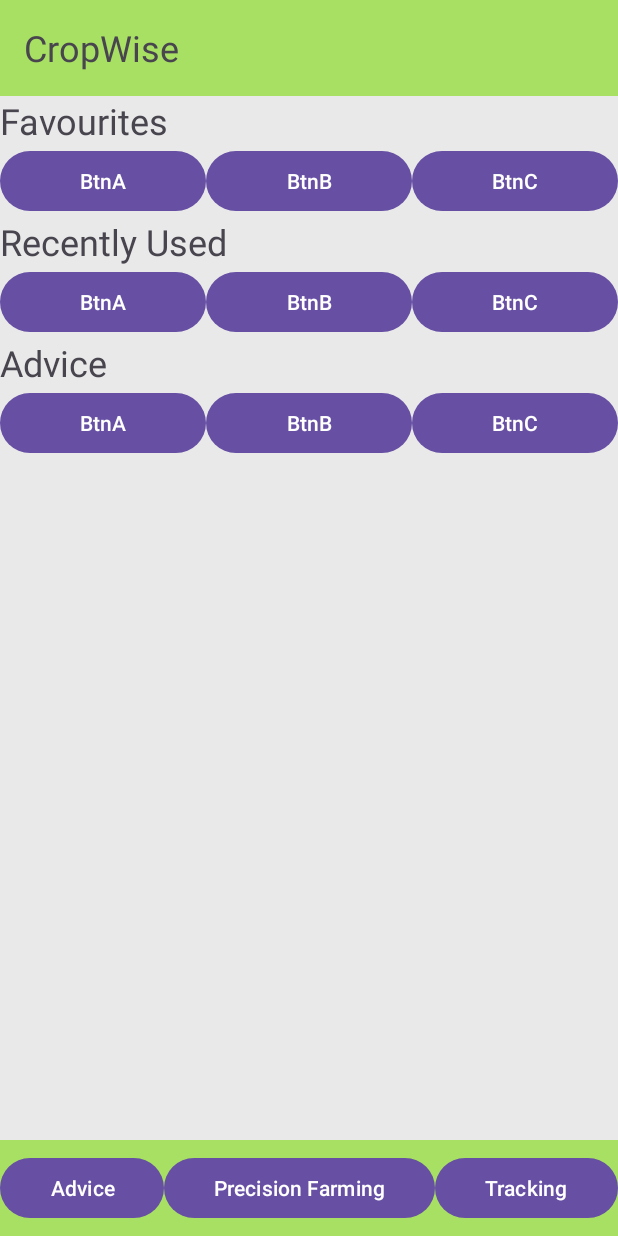
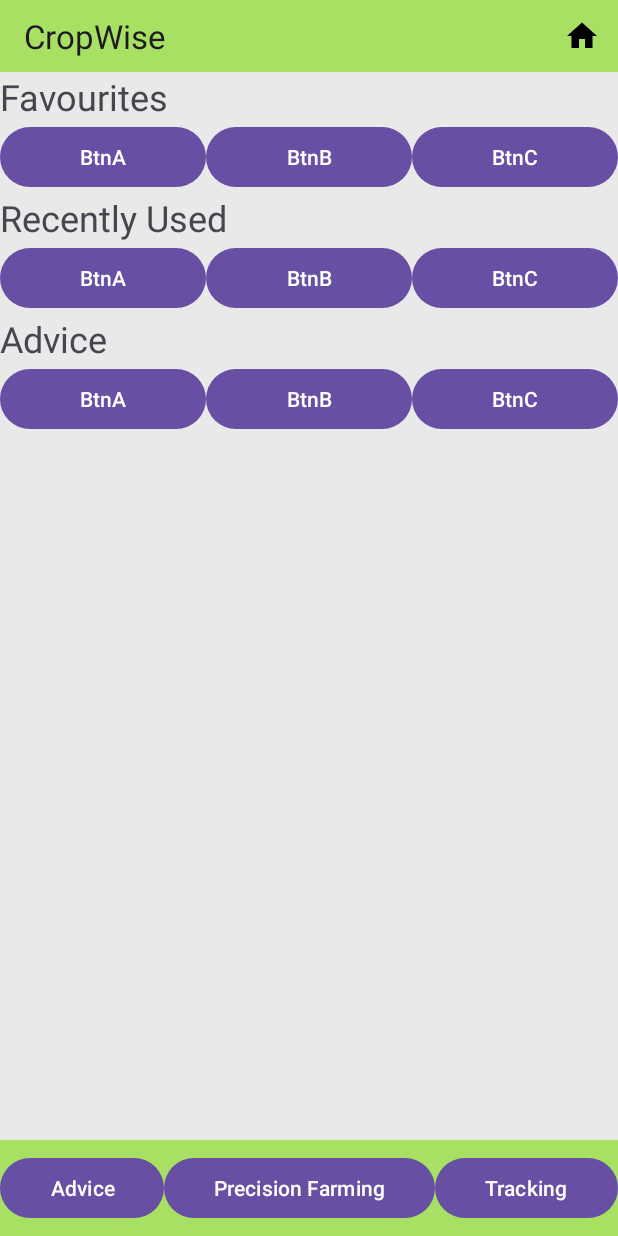
Before and after one commit to Mebanseibor/CropWise, an Android app: the screen it shows after launch (MainActivity), after a tap on "CropWise", on a phone screen of 412 x 824 dp. Run offline under Robolectric (Android 15) with nearby library versions, the phone set to English and light mode, and no system bars.

Commit message:
Replaced Toolbar with an Actionbar - Added a functional home menu item to navigate to the home view

```diff
--- a/app/src/main/java/com/example/cropwise/MainActivity.kt
+++ b/app/src/main/java/com/example/cropwise/MainActivity.kt
@@ -2,19 +2,23 @@ package com.example.cropwise
 
 import android.os.Bundle
 import android.view.Gravity
+import android.view.Menu
+import android.view.MenuItem
 import android.view.SurfaceControl.Transaction
 import android.view.View
 import android.widget.Button
 import android.widget.TextView
 import android.widget.Toast
+import android.widget.Toolbar
 import androidx.activity.enableEdgeToEdge
 import androidx.appcompat.app.AppCompatActivity
+import androidx.fragment.app.FragmentContainer
 import androidx.fragment.app.FragmentManager
 import androidx.fragment.app.FragmentTransaction
 
 class MainActivity : AppCompatActivity() {
     // views
-    private lateinit var mainToolBar_title : TextView
+    private lateinit var mainActionBar : androidx.appcompat.widget.Toolbar
     private lateinit var fragCon_main : View
 
 
@@ -45,16 +49,37 @@ class MainActivity : AppCompatActivity() {
     }
 
     private fun initViews(){
-        mainToolBar_title = findViewById(R.id.mainToolBar_title)
+        fun initActionBar(){
+            mainActionBar = findViewById(R.id.main_toolBar)
+            setSupportActionBar(mainActionBar)
+        }
+
+        initActionBar()
         fragCon_main = findViewById(R.id.fragCon_main)
     }
 
+    override fun onCreateOptionsMenu(menu: Menu?): Boolean {
+        menuInflater.inflate(R.menu.main_toolbar, menu)
+        return true
+    }
+
+    override fun onOptionsItemSelected(item: MenuItem): Boolean {
+        val itemSelected = when(item.itemId){
+            R.id.menu_item_home -> {
+                loadFragment(Fragment_MainMenu_Category())
+                true
+            }
+            else -> {super.onOptionsItemSelected(item)}
+        }
+        return itemSelected
+    }
+
     private fun initToolBar(){
-        mainToolBar_title.setOnClickListener {
+        mainActionBar.setOnClickListener {
             fun displayToast(){
-                var toastView = layoutInflater.inflate(R.layout.toast_custom, findViewById(R.id.fragCon_main), false)
+                val toastView = layoutInflater.inflate(R.layout.toast_custom, findViewById(R.id.fragCon_main), false)
 
-                var toast = Toast(this)
+                val toast = Toast(this)
                 toast.duration = Toast.LENGTH_SHORT
                 toast.view = toastView
                 toast.setGravity(Gravity.CENTER_VERTICAL, 0, 100)
--- /dev/null
+++ b/app/src/main/res/drawable/baseline_home_24.xml
@@ -0,0 +1,5 @@
+<vector xmlns:android="http://schemas.android.com/apk/res/android" android:height="24dp" android:tint="#000000" android:viewportHeight="24" android:viewportWidth="24" android:width="24dp">
+
+    <path android:fillColor="@android:color/white" android:pathData="M10,20v-6h4v6h5v-8h3L12,3 2,12h3v8z"/>
+
+</vector>
--- a/app/src/main/res/layout/activity_main.xml
+++ b/app/src/main/res/layout/activity_main.xml
@@ -14,23 +14,13 @@
         android:orientation="vertical"
         >
 
-
         <androidx.appcompat.widget.Toolbar
-            android:id="@+id/mainToolBar"
+            android:id="@+id/main_toolBar"
             android:layout_width="match_parent"
-            android:layout_height="64sp"
-            android:background="@color/themeMainPrimaryLight">
-
-            <TextView
-                android:id="@+id/mainToolBar_title"
-                android:layout_width="wrap_content"
-                android:layout_height="wrap_content"
-                android:text="@string/app_name"
-                android:textSize="24sp"
-                app:titleTextColor="@color/black"
-                />
-
-        </androidx.appcompat.widget.Toolbar>
+            android:layout_height="48sp"
+            android:elevation="4sp"
+            android:background="@color/themeMainPrimaryLight"
+            />
 
         <androidx.fragment.app.FragmentContainerView
             android:id="@+id/fragCon_main"
--- /dev/null
+++ b/app/src/main/res/menu/main_toolbar.xml
@@ -0,0 +1,12 @@
+<?xml version="1.0" encoding="utf-8"?>
+<menu xmlns:android="http://schemas.android.com/apk/res/android"
+    xmlns:app="http://schemas.android.com/apk/res-auto">
+    <item
+        android:id="@+id/menu_item_home"
+        android:title="Home"
+        android:tooltipText="Navigates to Home"
+        android:icon="@drawable/baseline_home_24"
+        android:orderInCategory="100"
+        app:showAsAction="always"
+        />
+</menu>
```
